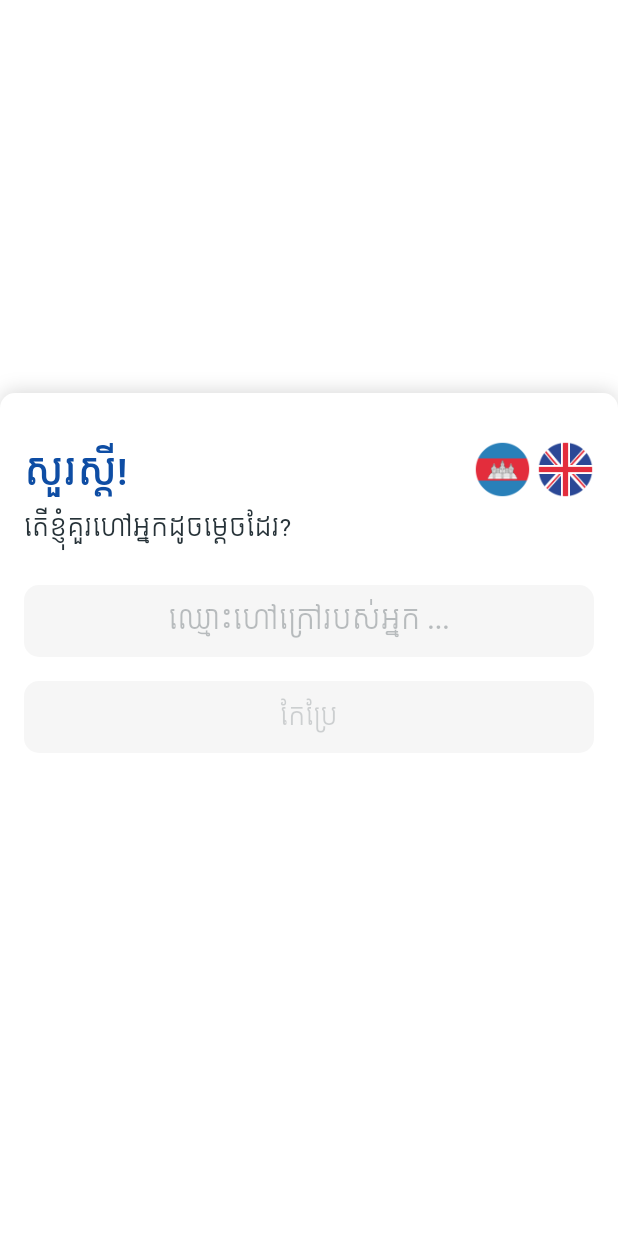
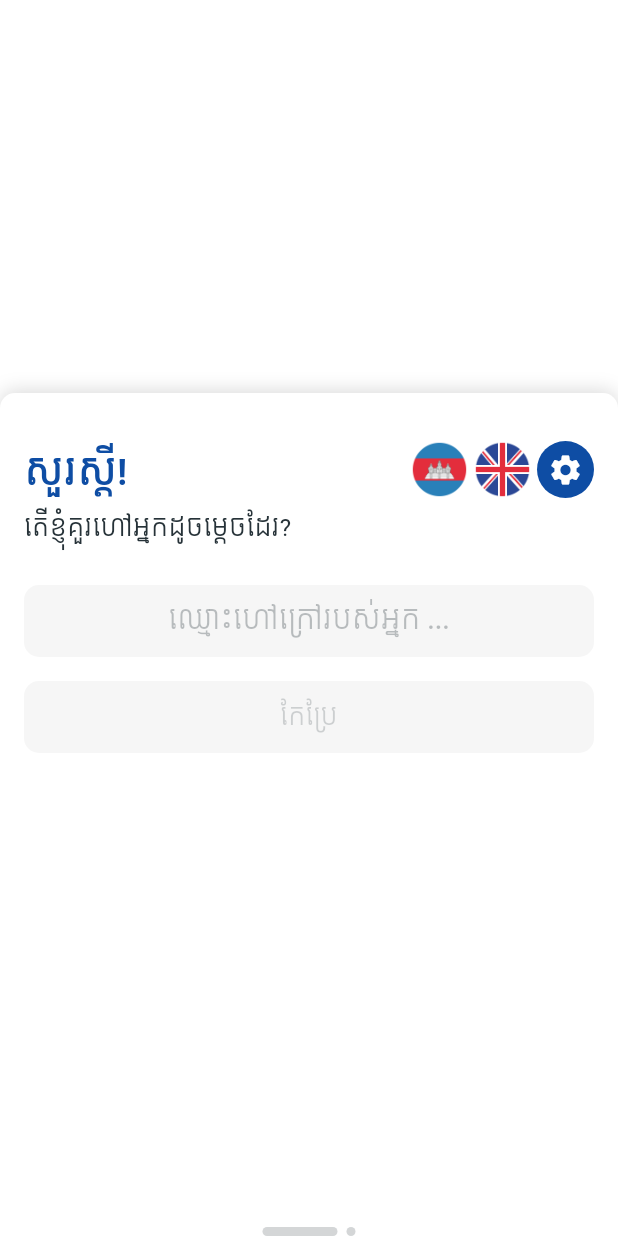
Before and after one commit to juniorise/storypad, a Flutter app: the AskForNameSheet screen opened directly with empty values, on a phone screen of 412 x 824 dp. Run offline on Flutter 3.47's test engine with Material 2 defaults, Android fonts, the phone set to English and light mode, and no system bars; our stand-ins replace cloud_firestore, easy_localization, firebase_auth, firebase_core, flutter_hooks, hooks_riverpod and 4 more; missing offline and left inert: encrypt, flutter_quill; accounts and stored records are empty; statements that could not run were skipped.

Commit message:
help user easier navigate to setting screen

```diff
--- a/lib/screens/ask_for_name_sheet.dart
+++ b/lib/screens/ask_for_name_sheet.dart
@@ -1,3 +1,5 @@
+import 'dart:ui';
+
 import 'package:cloud_firestore/cloud_firestore.dart';
 import 'package:easy_localization/easy_localization.dart';
 import 'package:flutter/material.dart';
@@ -24,9 +26,11 @@ class AskForNameSheet extends HookWidget {
     Key? key,
     this.init = false,
     required this.statusBarHeight,
+    required this.bottomBarHeight,
   }) : super(key: key);
   final bool init;
   final double statusBarHeight;
+  final double bottomBarHeight;
 
   @override
   Widget build(BuildContext buildContext) {
@@ -102,6 +106,9 @@ class AskForNameSheet extends HookWidget {
                   context: context,
                   title: tr("title.hello"),
                   subtitle: tr("subtitle.ask_for_name"),
+                  onSettingTap: tabController.length == 2
+                      ? () => tabController.animateTo(1)
+                      : null,
                 ),
                 const SizedBox(height: 24.0),
                 _buildTextField(
@@ -129,7 +136,9 @@ class AskForNameSheet extends HookWidget {
                 return Container(
                   height: double.infinity,
                   decoration: buildBoxDecoration(context),
-                  child: VTTabView(
+                  child: Stack(
+                    children: [
+                      VTTabView(
                         controller: tabController,
                         children: [
                           Container(
@@ -142,8 +151,14 @@ class AskForNameSheet extends HookWidget {
                           if (!init)
                             Container(
                               child: tab2,
-                          padding: const EdgeInsets.symmetric(horizontal: 16.0),
+                              padding: const EdgeInsets.symmetric(
+                                horizontal: 16.0,
+                              ),
                             )
+                        ],
+                      ),
+                      if (tabController.length == 2)
+                        buildTabIndicator(tabController),
                     ],
                   ),
                 );
@@ -151,6 +166,54 @@ class AskForNameSheet extends HookWidget {
             );
           },
         ),
+      ),
+    );
+  }
+
+  Positioned buildTabIndicator(TabController tabController) {
+    return Positioned(
+      left: 0,
+      right: 0,
+      bottom: bottomBarHeight,
+      child: AnimatedBuilder(
+        animation: tabController.animation!,
+        builder: (context, snapshot) {
+          return Row(
+            mainAxisAlignment: MainAxisAlignment.center,
+            crossAxisAlignment: CrossAxisAlignment.center,
+            children: List.generate(
+              tabController.length,
+              (index) {
+                double? width = 6.0;
+                if (index == 0) {
+                  width = lerpDouble(
+                    50,
+                    6.0,
+                    tabController.animation!.value,
+                  );
+                }
+
+                if (index == 1) {
+                  width = lerpDouble(
+                    6.0,
+                    50,
+                    tabController.animation!.value,
+                  );
+                }
+
+                return Container(
+                  height: 6.0,
+                  width: width,
+                  decoration: BoxDecoration(
+                    borderRadius: BorderRadius.circular(6.0),
+                    color: Theme.of(context).disabledColor,
+                  ),
+                  margin: const EdgeInsets.symmetric(horizontal: 3.0),
+                );
+              },
+            ),
+          );
+        },
       ),
     );
   }
@@ -450,6 +513,7 @@ Widget _buildHeaderText({
   required String title,
   required String subtitle,
   bool showLangs = true,
+  void Function()? onSettingTap,
 }) {
   final _theme = Theme.of(context);
   final _style =
@@ -497,6 +561,24 @@ Widget _buildHeaderText({
                       context.setLocale(Locale("en"));
                     },
                     child: Image.asset("assets/flags/en-flag.png"),
+                  ),
+                  if (onSettingTap != null) const SizedBox(width: 4.0),
+                  if (onSettingTap != null)
+                    VTOnTapEffect(
+                      onTap: onSettingTap,
+                      child: Container(
+                        height: 38,
+                        width: 38,
+                        decoration: BoxDecoration(
+                          color: Theme.of(context).primaryColor,
+                          shape: BoxShape.circle,
+                        ),
+                        alignment: Alignment.center,
+                        child: Icon(
+                          Icons.settings,
+                          color: Theme.of(context).backgroundColor,
+                        ),
+                      ),
                     ),
                 ],
               ),
--- a/lib/screens/home_screen.dart
+++ b/lib/screens/home_screen.dart
@@ -25,6 +25,8 @@ class HomeScreen extends HookWidget with HookController {
   @override
   Widget build(BuildContext context) {
     final double statusBarHeight = MediaQuery.of(context).padding.top;
+    final bottomBarHeight = MediaQuery.of(context).padding.bottom;
+
     final _notifier = useProvider(homeScreenProvider);
 
     final controller = useTabController(
@@ -40,6 +42,7 @@ class HomeScreen extends HookWidget with HookController {
       controller: controller,
       statusBarHeight: statusBarHeight,
       tabNotifier: _tabNotifier,
+      bottomBarHeight: bottomBarHeight,
     );
 
     return buildFadeInitAnimationBackground(
@@ -54,6 +57,7 @@ class HomeScreen extends HookWidget with HookController {
     required TabController controller,
     required double statusBarHeight,
     required TabControllerNotifier tabNotifier,
+    required double bottomBarHeight,
   }) {
     return GestureDetector(
       onTap: () {
@@ -87,6 +91,7 @@ class HomeScreen extends HookWidget with HookController {
                 statusBarHeight: statusBarHeight,
                 context: context,
                 notifier: notifier,
+                bottomBarHeight: bottomBarHeight,
               )
             ],
             body: VTTabView(
@@ -131,12 +136,14 @@ class HomeScreen extends HookWidget with HookController {
   Widget buildHeaderAppBar({
     required TabController controller,
     required double statusBarHeight,
+    required double bottomBarHeight,
     required BuildContext context,
     required bool isInit,
     required HomeScreenNotifier notifier,
   }) {
     return WSliverAppBar(
       statusBarHeight: statusBarHeight,
+      bottomBarHeight: bottomBarHeight,
       backgroundText: notifier.currentSelectedYear.toString(),
       tabController: controller,
       isInit: isInit,
--- a/lib/screens/wrapper_screens.dart
+++ b/lib/screens/wrapper_screens.dart
@@ -15,6 +15,7 @@ class WrapperScreens extends HookWidget {
     final notifier = useProvider(userModelProvider);
     final controller = useAnimationController();
     final statusBarHeight = MediaQuery.of(context).padding.top;
+    final bottomBarHeight = MediaQuery.of(context).padding.bottom;
 
     final Widget splashScreen = Scaffold(
       backgroundColor: Theme.of(context).backgroundColor,
@@ -83,6 +84,7 @@ class WrapperScreens extends HookWidget {
                     return AskForNameSheet(
                       init: true,
                       statusBarHeight: statusBarHeight,
+                      bottomBarHeight: bottomBarHeight,
                     );
                   },
                 );
--- a/lib/widgets/w_sliver_appbar.dart
+++ b/lib/widgets/w_sliver_appbar.dart
@@ -17,6 +17,7 @@ class WSliverAppBar extends HookWidget {
   const WSliverAppBar({
     Key? key,
     required this.statusBarHeight,
+    required this.bottomBarHeight,
     required this.isInit,
     this.tabs,
     this.backgroundText,
@@ -24,6 +25,7 @@ class WSliverAppBar extends HookWidget {
   }) : super(key: key);
 
   final double statusBarHeight;
+  final double bottomBarHeight;
   final bool isInit;
   final List<String>? tabs;
   final String? backgroundText;
@@ -161,7 +163,10 @@ class WSliverAppBar extends HookWidget {
                   isScrollControlled: true,
                   backgroundColor: Colors.transparent,
                   builder: (context) {
-                    return AskForNameSheet(statusBarHeight: statusBarHeight);
+                    return AskForNameSheet(
+                      statusBarHeight: statusBarHeight,
+                      bottomBarHeight: bottomBarHeight,
+                    );
                   },
                 );
               },
```
Lines whose indentation alone changed are shown as unchanged.
